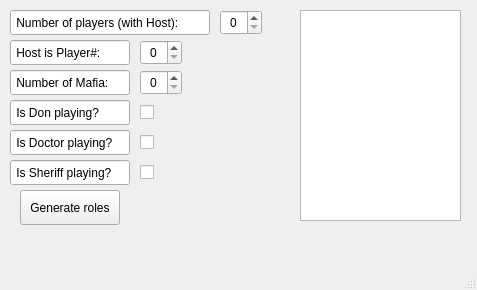
reutskiyartem94-web/Mafia-Randomizer, file mainwindow.ui: the form before one commit.
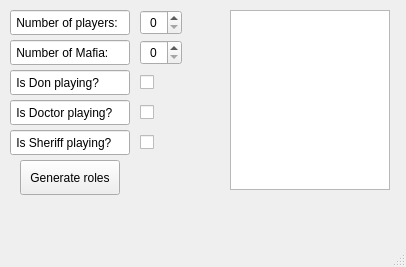
The form after the commit.

Patch:
```diff
--- a/mainwindow.ui
+++ b/mainwindow.ui
@@ -6,8 +6,8 @@
    <rect>
     <x>0</x>
     <y>0</y>
-    <width>477</width>
-    <height>290</height>
+    <width>406</width>
+    <height>267</height>
    </rect>
   </property>
   <property name="windowTitle">
@@ -19,32 +19,19 @@
      <rect>
       <x>10</x>
       <y>10</y>
-      <width>200</width>
-      <height>25</height>
-     </rect>
-    </property>
-    <property name="text">
-     <string> Number of players (with Host):</string>
-    </property>
-   </widget>
-   <widget class="QLineEdit" name="hostLine">
-    <property name="geometry">
-     <rect>
-      <x>10</x>
-      <y>40</y>
       <width>120</width>
       <height>25</height>
      </rect>
     </property>
     <property name="text">
-     <string> Host is Player#: </string>
+     <string> Number of players:</string>
     </property>
    </widget>
    <widget class="QLineEdit" name="mafiaLine">
     <property name="geometry">
      <rect>
       <x>10</x>
-      <y>70</y>
+      <y>40</y>
       <width>120</width>
       <height>25</height>
      </rect>
@@ -57,7 +44,7 @@
     <property name="geometry">
      <rect>
       <x>10</x>
-      <y>100</y>
+      <y>70</y>
       <width>120</width>
       <height>25</height>
      </rect>
@@ -70,7 +57,7 @@
     <property name="geometry">
      <rect>
       <x>10</x>
-      <y>130</y>
+      <y>100</y>
       <width>120</width>
       <height>25</height>
      </rect>
@@ -83,7 +70,7 @@
     <property name="geometry">
      <rect>
       <x>10</x>
-      <y>160</y>
+      <y>130</y>
       <width>120</width>
       <height>25</height>
      </rect>
@@ -96,7 +83,7 @@
     <property name="geometry">
      <rect>
       <x>20</x>
-      <y>190</y>
+      <y>160</y>
       <width>100</width>
       <height>35</height>
      </rect>
@@ -108,21 +95,8 @@
    <widget class="QSpinBox" name="playerSpin">
     <property name="geometry">
      <rect>
-      <x>220</x>
-      <y>10</y>
-      <width>42</width>
-      <height>25</height>
-     </rect>
-    </property>
-    <property name="alignment">
-     <set>Qt::AlignmentFlag::AlignCenter</set>
-    </property>
-   </widget>
-   <widget class="QSpinBox" name="hostSpin">
-    <property name="geometry">
-     <rect>
       <x>140</x>
-      <y>40</y>
+      <y>10</y>
       <width>42</width>
       <height>25</height>
      </rect>
@@ -135,7 +109,7 @@
     <property name="geometry">
      <rect>
       <x>140</x>
-      <y>70</y>
+      <y>40</y>
       <width>42</width>
       <height>25</height>
      </rect>
@@ -148,7 +122,7 @@
     <property name="geometry">
      <rect>
       <x>140</x>
-      <y>100</y>
+      <y>70</y>
       <width>25</width>
       <height>25</height>
      </rect>
@@ -161,7 +135,7 @@
     <property name="geometry">
      <rect>
       <x>140</x>
-      <y>130</y>
+      <y>100</y>
       <width>25</width>
       <height>25</height>
      </rect>
@@ -171,7 +145,7 @@
     <property name="geometry">
      <rect>
       <x>140</x>
-      <y>160</y>
+      <y>130</y>
       <width>25</width>
       <height>25</height>
      </rect>
@@ -180,10 +154,10 @@
    <widget class="QTextEdit" name="resultText">
     <property name="geometry">
      <rect>
-      <x>300</x>
+      <x>230</x>
       <y>10</y>
-      <width>161</width>
-      <height>211</height>
+      <width>160</width>
+      <height>180</height>
      </rect>
     </property>
    </widget>
```
Left out of the diff: 2 changed lines with no effect on the pictures.
